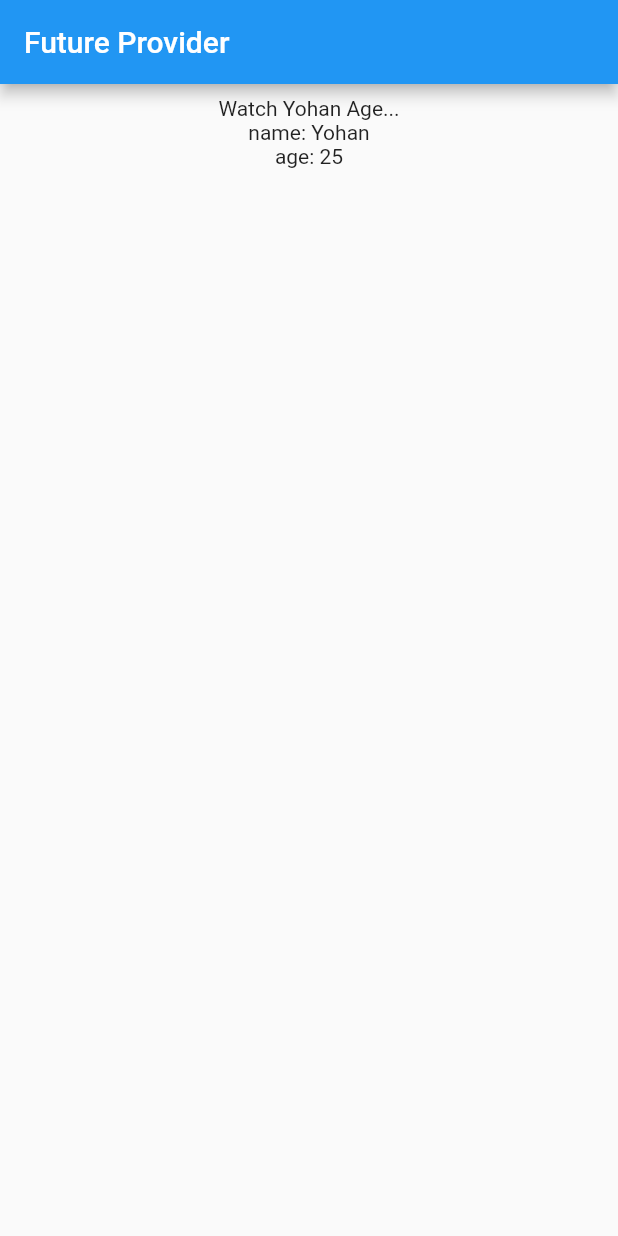
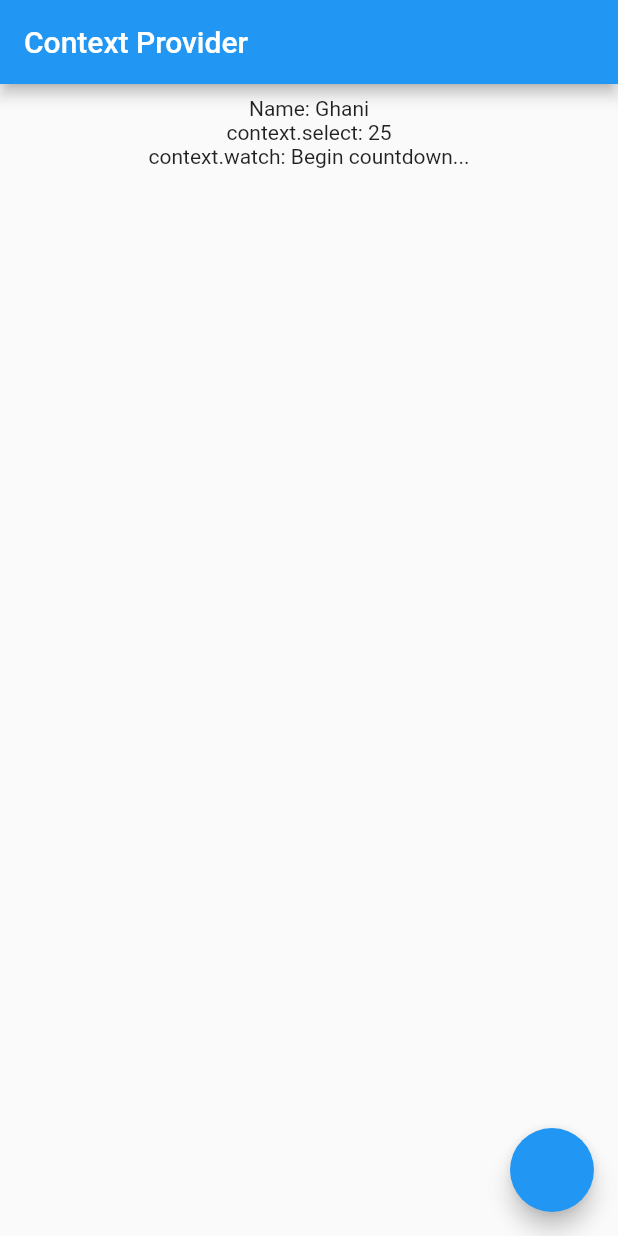
Before and after one commit to rakabgs27/Flutter-Provider-Basic, a Flutter app: the first screen one second after launch, on a phone screen of 412 x 824 dp. Run offline on Flutter 3.47's test engine with Material 2 defaults, Android fonts, the phone set to English and light mode, and no system bars.

Commit message:
Context Provider

```diff
--- a/lib/main.dart
+++ b/lib/main.dart
@@ -1,31 +1,53 @@
 import 'package:flutter/material.dart';
 import 'package:provider/provider.dart';
 
-class Person {
-  final String name;
-  final int initialAge;
+class Person with ChangeNotifier {
+  String name;
+  int age;
   Person({
     required this.name,
-    required this.initialAge
+    required this.age
     });
 
-  Stream<String> get age async* {
-      var i = initialAge;
-      while (i < 85) {
+  void increaseAge() {
+    age++;
+    notifyListeners();
+  }
+
+  void changeName() {
+    name = "Gary";
+    notifyListeners();
+  }
+}
+
+class Countdown {
+  static Stream<String> start() async* {
+    var i = 10;
+    while (i > 0) {
       await Future.delayed(Duration(seconds: 1), () {
         i++;
+        i--;
       });
       yield i.toString();
     }
+
+    yield "bLAsT oFf !!!";
   }
 }
 
 void main() {
   runApp(
+   MultiProvider(
+      providers: [
         StreamProvider<String>(
-      create: (_) => Person(name: 'Yohan', initialAge: 25).age,
-      initialData: 25.toString(),
+          create: (_) => Countdown.start(),
+          initialData: "Begin countdown...",
           catchError: (_, error) => error.toString(),
+        ),
+        ChangeNotifierProvider<Person>(
+          create: (_) => Person(name: 'Ghani', age: 25),
+        ),
+      ],
       child: MyApp(),
    )
   );
@@ -47,24 +69,49 @@ class MyHomePage extends StatelessWidget {
   Widget build(BuildContext context) {
      return Scaffold(
       appBar: AppBar(
-        title: Text("Future Provider"),
+        title: Text("Context Provider"),
       ),
       body: Padding(
         padding: const EdgeInsets.all(8.0),
-        child: Center(
-          child: Consumer<String>(
-            builder: (context, String age, child) {
-              return Column(
+        child: Text_tengah(),
+        ),
+        floatingActionButton: button_increase(),
+      );
+    }
+  }
+
+    class Text_tengah extends StatelessWidget {
+      const Text_tengah({
+        Key? key,
+      }) : super(key: key);
+
+      @override
+      Widget build(BuildContext context) {
+        return Center(
+          child: Column(
             children: <Widget>[
-                  Text("Watch Yohan Age..."),
-                  Text("name: Yohan"),
-                  Text("age: $age"),
+              Text("Name: ${context.select(
+                (Person p) => p.name,
+                )}"),
+              Text("context.select: ${context.select((Person p) => p.age)}"),
+              Text("context.watch: ${context.watch<String>()}"),
             ],
-              );
-            },
-          ),
-        ),
           )
         );
     }
   }
+
+  class button_increase extends StatelessWidget {
+  const button_increase({
+    Key? key,
+  }) : super(key: key);
+
+  @override
+  Widget build(BuildContext context) {
+    return FloatingActionButton(
+      onPressed: () {
+        context.read<Person>().increaseAge();
+      },
+    );
+  }
+}
```
Lines whose indentation alone changed are shown as unchanged.
